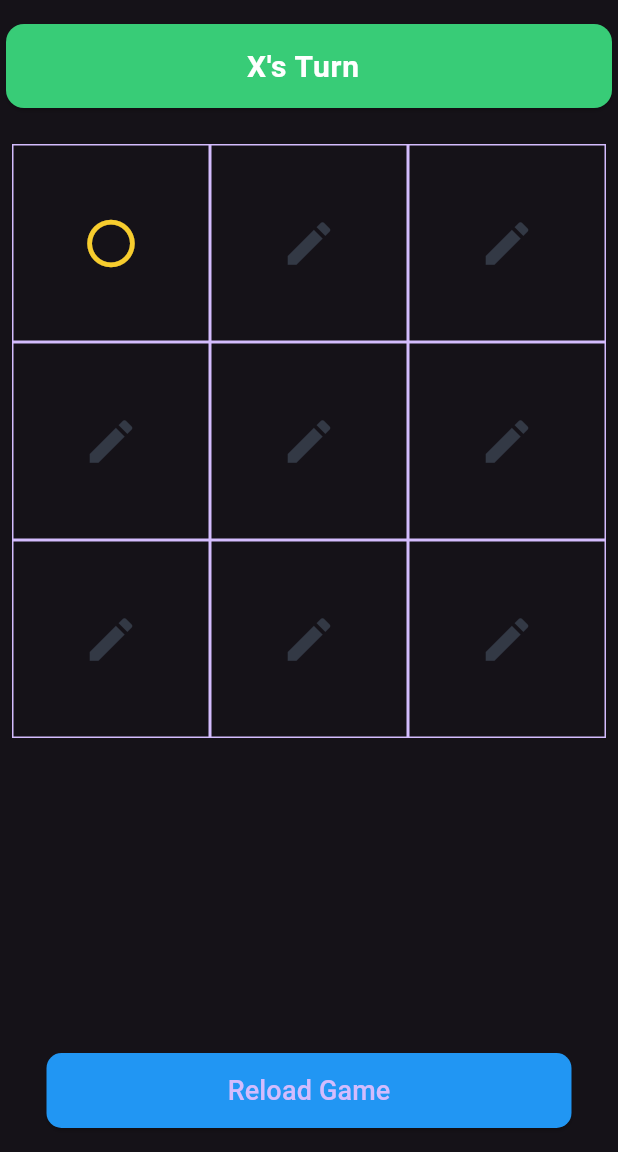
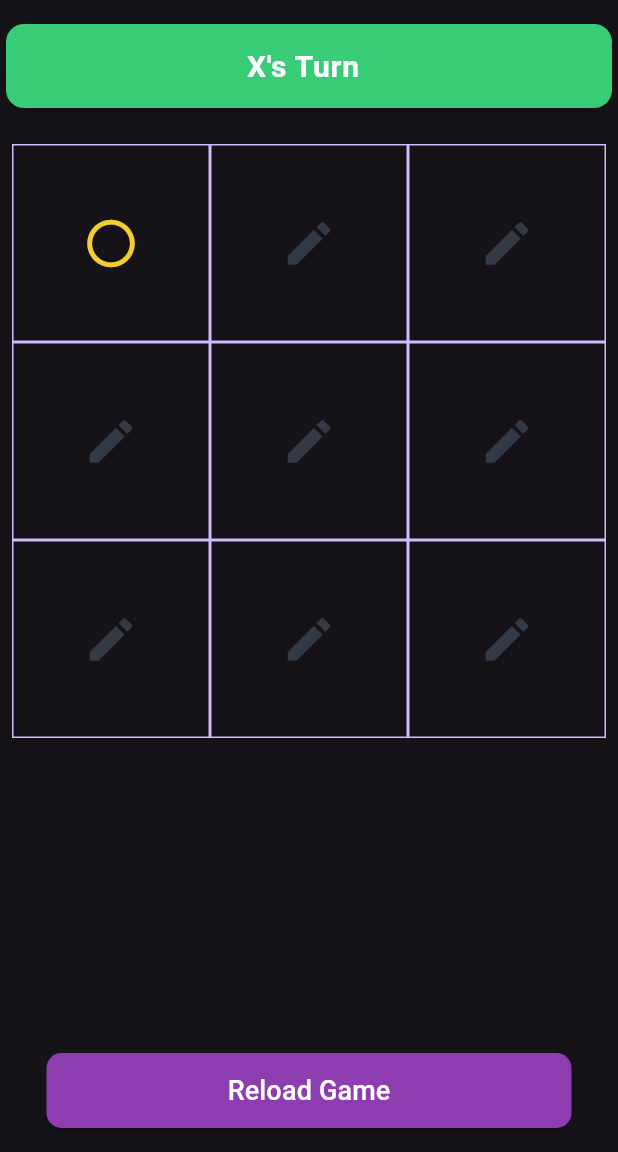
Before and after one commit to Omkar-t06/Tic-Tac-Toe-flutter, a Flutter app: the screen it shows after launch, after a tap on the "edit" icon, on a phone screen of 412 x 824 dp, the part 84-1236 px from its top. Run offline on Flutter 3.47's test engine with Material 3 defaults, Android fonts, the phone set to English and light mode, and no system bars.

Commit message:
Refactor Style in Tic Tac Toe

```diff
--- /dev/null
+++ b/lib/constants/colors.dart
@@ -0,0 +1,10 @@
+import 'package:flutter/material.dart';
+
+class MyColors {
+  static const white = Colors.white;
+  static const warning = Colors.red;
+  static const success = Color(0XFF38CC77);
+  static const orange = Color(0xFFF7CD2E);
+  static const buttonColor = Color(0xFF8D3DAF);
+  static const editIcon = Color(0xFF333945);
+}
--- a/lib/main.dart
+++ b/lib/main.dart
@@ -1,4 +1,6 @@
 import 'package:flutter/material.dart';
+import 'package:tic_tac_toe/constants/colors.dart';
+import 'package:tic_tac_toe/widgets/tictactoe.dart';
 
 void main() {
   runApp(const MyApp());
@@ -53,12 +55,12 @@ class _TicTacToeState extends State<TicTacToe> {
           content: Text(
             "Game is already over! Please start a new game.",
             style: TextStyle(
-              color: Colors.white,
+              color: MyColors.white,
               fontSize: 18,
               fontWeight: FontWeight.w500,
             ),
           ),
-          backgroundColor: Colors.red,
+          backgroundColor: MyColors.warning,
         ),
       );
     } else if (gameState[index] == 'empty') {
@@ -72,12 +74,12 @@ class _TicTacToeState extends State<TicTacToe> {
           content: Text(
             "Cell is already filled!",
             style: TextStyle(
-              color: Colors.white,
+              color: MyColors.white,
               fontSize: 18,
               fontWeight: FontWeight.w500,
             ),
           ),
-          backgroundColor: Colors.red,
+          backgroundColor: MyColors.warning,
           duration: Durations.medium3,
         ),
       );
@@ -129,10 +131,7 @@ class _TicTacToeState extends State<TicTacToe> {
         appBar: AppBar(
           title: const Text(
             "Tic Tac Toe",
-            style: TextStyle(
-              color: Colors.white,
-              fontWeight: FontWeight.bold,
-            ),
+            style: TicTacToeStyle.appBarTxt,
           ),
           backgroundColor: Theme.of(context).colorScheme.primary,
         ),
@@ -142,10 +141,10 @@ class _TicTacToeState extends State<TicTacToe> {
               padding: const EdgeInsets.symmetric(vertical: 12),
               child: Card(
                 color: gameWinner.isNotEmpty
-                      ? const Color(0XFF38CC77)
+                    ? MyColors.success
                     : isCross
-                          ? const Color(0XFF38CC77)
-                          : const Color(0xFFF7CD2E),
+                        ? MyColors.success
+                        : MyColors.orange,
                 child: ListTile(
                   title: Center(
                     child: Text(
@@ -154,14 +153,11 @@ class _TicTacToeState extends State<TicTacToe> {
                           : isCross
                               ? 'X\'s Turn'
                               : 'O\'s Turn',
-                        style: const TextStyle(
-                          color: Color(0xFFFFFFFF),
-                          fontSize: 20,
-                          fontWeight: FontWeight.w600,
+                      style: TicTacToeStyle.playerTxt,
                     ),
                   ),
                 ),
-                  )),
+              ),
             ),
             Expanded(
               child: Padding(
@@ -183,24 +179,11 @@ class _TicTacToeState extends State<TicTacToe> {
             Padding(
               padding: const EdgeInsets.all(16.0),
               child: ElevatedButton(
-                style: ButtonStyle(
-                  backgroundColor: const WidgetStatePropertyAll(Colors.blue),
-                  shape: WidgetStatePropertyAll(
-                    RoundedRectangleBorder(
-                      borderRadius: BorderRadius.circular(10),
-                    ),
-                  ),
-                  fixedSize: const WidgetStatePropertyAll(
-                    Size(350, 50),
-                  ),
-                ),
+                style: TicTacToeStyle.bntStyle,
                 onPressed: resetState,
                 child: Text(
                   gameWinner == '' ? "Reload Game" : "New Game",
-                  style: const TextStyle(
-                    fontSize: 18,
-                    fontWeight: FontWeight.w500,
-                  ),
+                  style: TicTacToeStyle.btnText,
                 ),
               ),
             )
@@ -209,42 +192,26 @@ class _TicTacToeState extends State<TicTacToe> {
   }
 }
 
-class TicTacToeCell extends StatelessWidget {
-  const TicTacToeCell({super.key, required this.iconName});
-  final String iconName;
-
-  @override
-  Widget build(BuildContext context) {
-    Icon icon;
-    switch (iconName) {
-      case 'cross':
-        icon = const Icon(
-          Icons.close_rounded,
-          size: 38,
-          color: Color(0xFF38CC77),
+class TicTacToeStyle {
+  static final bntStyle = ButtonStyle(
+    backgroundColor: const WidgetStatePropertyAll(MyColors.buttonColor),
+    shape: WidgetStatePropertyAll(
+      RoundedRectangleBorder(borderRadius: BorderRadius.circular(10)),
+    ),
+    fixedSize: const WidgetStatePropertyAll(Size(350, 50)),
   );
-      case 'circle':
-        icon = const Icon(
-          Icons.circle_outlined,
-          size: 38,
-          color: Color(0xFFF7CD2E),
+  static const btnText = TextStyle(
+    color: MyColors.white,
+    fontSize: 18,
+    fontWeight: FontWeight.w500,
   );
-      default:
-        icon = const Icon(
-          Icons.edit,
-          size: 38,
-          color: Color(0xFF333945),
+  static const playerTxt = TextStyle(
+    color: MyColors.white,
+    fontSize: 20,
+    fontWeight: FontWeight.w600,
+  );
+  static const appBarTxt = TextStyle(
+    color: MyColors.white,
+    fontWeight: FontWeight.bold,
   );
 }
-    return Container(
-      decoration: BoxDecoration(
-        border: Border.all(
-          color: Theme.of(context).colorScheme.primary,
-        ),
-      ),
-      child: Center(
-        child: icon,
-      ),
-    );
-  }
-}
--- /dev/null
+++ b/lib/widgets/tictactoe.dart
@@ -0,0 +1,42 @@
+import 'package:flutter/material.dart';
+import 'package:tic_tac_toe/constants/colors.dart';
+
+class TicTacToeCell extends StatelessWidget {
+  const TicTacToeCell({super.key, required this.iconName});
+  final String iconName;
+
+  @override
+  Widget build(BuildContext context) {
+    Icon icon;
+    switch (iconName) {
+      case 'cross':
+        icon = const Icon(
+          Icons.close_rounded,
+          size: 38,
+          color: MyColors.success,
+        );
+      case 'circle':
+        icon = const Icon(
+          Icons.circle_outlined,
+          size: 38,
+          color: MyColors.orange,
+        );
+      default:
+        icon = const Icon(
+          Icons.edit,
+          size: 38,
+          color: MyColors.editIcon,
+        );
+    }
+    return Container(
+      decoration: BoxDecoration(
+        border: Border.all(
+          color: Theme.of(context).colorScheme.primary,
+        ),
+      ),
+      child: Center(
+        child: icon,
+      ),
+    );
+  }
+}
```
Lines whose indentation alone changed are shown as unchanged.
